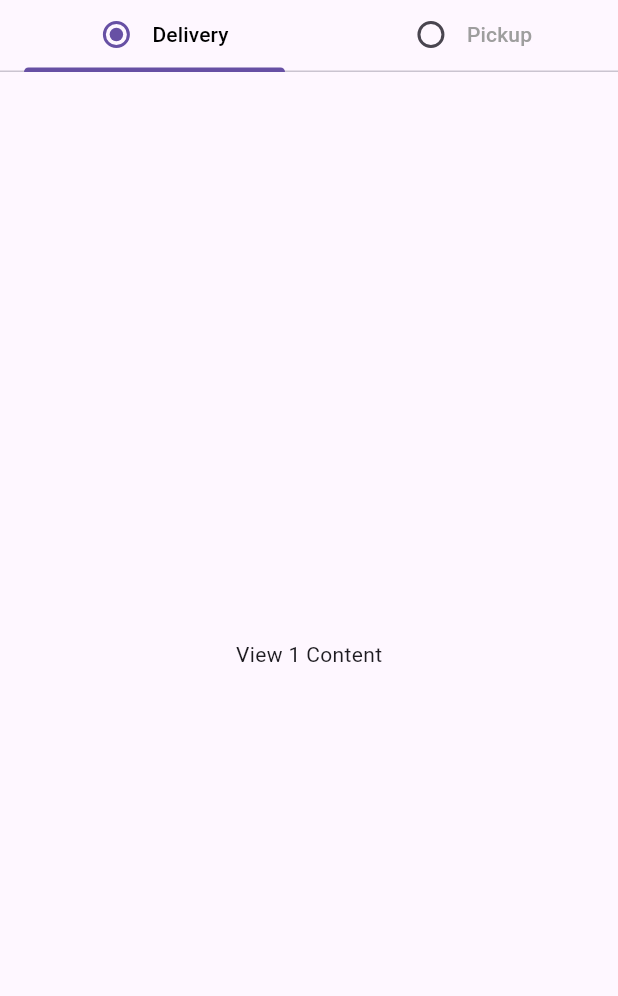
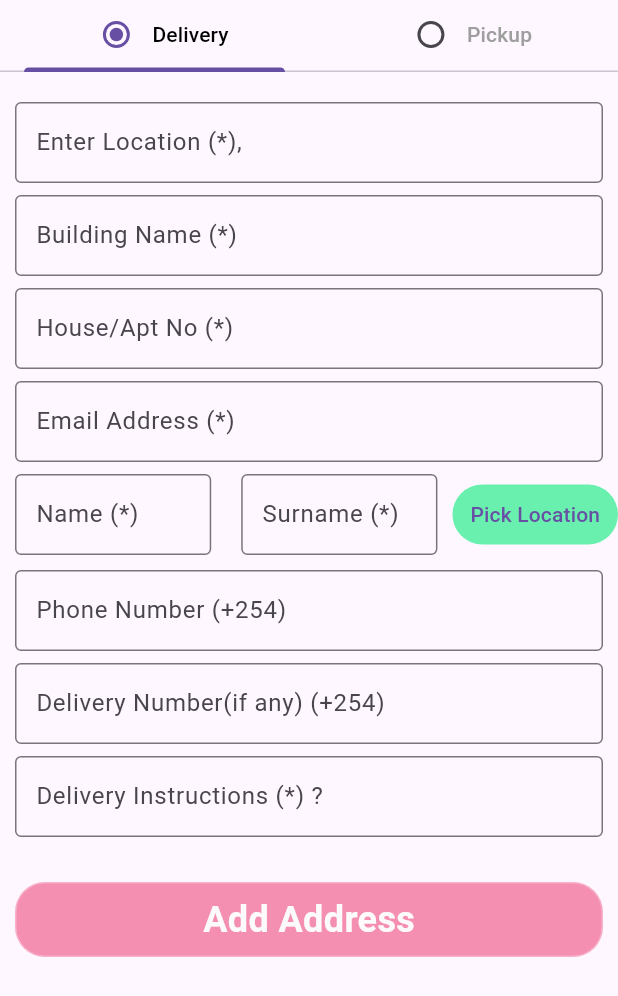
Before and after one commit to kennedyjulius/utibu_health_app, a Flutter app: the screen it shows after launch, on a phone screen of 412 x 824 dp. Shown: the top 996 px of the screen. Run offline on Flutter 3.47's test engine with Material 3 defaults, Android fonts, the light colour scheme and no system bars; our stand-ins replace carousel_slider, cloud_firestore, firebase_auth, firebase_core, flutter_easyloading, get and 5 more; accounts and stored records are empty.

Commit message:
almost done with the address screen

```diff
--- a/lib/commons/widgets/custom_button.dart
+++ b/lib/commons/widgets/custom_button.dart
@@ -9,13 +9,15 @@ class CustomButton extends StatelessWidget {
 
   @override
   Widget build(BuildContext context) {
-    return GestureDetector(
+    return Padding(
+      padding: const EdgeInsets.symmetric(horizontal: 10),
+      child: GestureDetector(
         onTap: ontap,
         child: Container(
           height: 50,
           width: 250,
           decoration: BoxDecoration(
-            color: Colors.purple,
+              color: Colors.pink.shade200,
               borderRadius: BorderRadius.circular(20),
               boxShadow: CustomboxShadow,
               border: Border.all(
@@ -30,6 +32,7 @@ class CustomButton extends StatelessWidget {
                 fontWeight: FontWeight.bold),
           )),
         ),
+      ),
     );
   }
 }
--- /dev/null
+++ b/lib/commons/widgets/custom_form.dart
@@ -0,0 +1,31 @@
+import 'package:flutter/material.dart';
+
+class CustomFormField extends StatefulWidget {
+  final String text1;
+  final String text2;
+  const CustomFormField({Key? key, required this.text1, required this.text2});
+
+  @override
+  State<CustomFormField> createState() => _CustomFormFieldState();
+}
+
+class _CustomFormFieldState extends State<CustomFormField> {
+  final TextEditingController _controller = TextEditingController();
+
+  @override
+  Widget build(BuildContext context) {
+    return Padding(
+      padding: const EdgeInsets.symmetric(horizontal: 10),
+      child: TextFormField(
+        controller: _controller,
+        decoration: InputDecoration(
+          border: const OutlineInputBorder(
+            borderSide: BorderSide(color: Colors.grey),
+          ),
+          contentPadding: const EdgeInsets.symmetric(horizontal: 10, vertical: 15),
+          hintText: '${widget.text1} ${widget.text2}', // Display text1 and text2 as hints
+        ),
+      ),
+    );
+  }
+}
--- a/lib/main.dart
+++ b/lib/main.dart
@@ -25,6 +25,7 @@
   @override
   Widget build(BuildContext context) {
     return MaterialApp(
+      debugShowCheckedModeBanner: false,
       title: 'Utibu Health App',
       theme: ThemeData(
         //colorScheme: ColorScheme.fromSeed(seedColor: Colors.deepPurple),
--- a/lib/screens/other_screens/address_screen.dart
+++ b/lib/screens/other_screens/address_screen.dart
@@ -1,14 +1,18 @@
+// ignore_for_file: prefer_const_constructors
+
 import 'package:flutter/material.dart';
+import 'package:flutter/widgets.dart';
+import 'package:utibu_health_app/commons/widgets/custom_button.dart';
+import 'package:utibu_health_app/commons/widgets/custom_form.dart';
 
 class AddressScreen extends StatefulWidget {
-  const AddressScreen({super.key});
+  const AddressScreen({Key? key});
 
   @override
   State<AddressScreen> createState() => _AddressScreenState();
 }
 
-class _AddressScreenState extends State<AddressScreen> with SingleTickerProviderStateMixin{
-
+class _AddressScreenState extends State<AddressScreen> with SingleTickerProviderStateMixin {
   late TabController _tabController;
 
   @override
@@ -20,10 +24,15 @@ class _AddressScreenState extends State<AddressScreen> with SingleTickerProvider
   @override
   Widget build(BuildContext context) {
     return Scaffold(
-      body: Column(
+      body: SafeArea(
+        child: Column(
           children: [
-                    TabBar(
+            SingleChildScrollView(
+              scrollDirection: Axis.vertical,
+              physics: NeverScrollableScrollPhysics(),
+              child: TabBar(
                 controller: _tabController,
+                isScrollable: false, // Disable horizontal scrolling
                 labelColor: Colors.black,
                 unselectedLabelColor: Colors.grey,
                 tabs: [
@@ -62,14 +71,133 @@ class _AddressScreenState extends State<AddressScreen> with SingleTickerProvider
                     ),
                   ),
                 ],
+                onTap: (index) {
+                  setState(() {
+                    _tabController.index = index;
+                  });
+                },
+              ),
             ),
             Expanded(
               child: TabBarView(
                 controller: _tabController,
                 children: [
                   // View 1
-                Center(
-                  child: Text('View 1 Content'),
+                     ListView(
+                    children: [
+                      SizedBox(height: 20,),
+                      CustomFormField(
+              text1: 'Enter Location',
+              text2: '(*),',
+            ),
+            SizedBox(
+              height: 8,
+            ),
+            CustomFormField(
+              text1: 'Building Name',
+              text2: '(*)',
+            ),
+            SizedBox(
+              height: 8,
+            ),
+            CustomFormField(
+              text1: 'House/Apt No',
+              text2: '(*)',
+            ),
+            SizedBox(
+              height: 8,
+            ),
+            CustomFormField(
+              text1: 'Email Address',
+              text2: '(*)',
+            ),
+            SizedBox(
+              height: 8,
+            ),
+            // CustomFormField(
+            //   text1: 'Delivery Instructions',
+            //   text2: '(*)',
+            // ),
+            // SizedBox(
+            //   height: 8,
+            // ),
+            // CustomFormField(
+            //   text1:
+            //       'Size of Land leased out to others for farming  activities',
+            //   text2: '(*)',
+            // ),
+            // SizedBox(
+            //   height: 8,
+            // ),
+            // CustomFormField(
+            //   text1: 'Size of Land lying completely idle',
+            //   text2: '(*)',
+            // ),
+            // SizedBox(
+            //   height: 8,
+            // ),
+            // Padding(
+            //   padding: const EdgeInsets.symmetric(horizontal: 12),
+            //   child: Text("Accuracy"),
+            // ),
+            // SizedBox(
+            //   height: 10,
+            // ),
+            Row(
+              children: [
+                Expanded(
+                  child: CustomFormField(
+                    text1: 'Name',
+                    text2: '(*)',
+                  ),
+                ),
+                Expanded(
+                  child: CustomFormField(
+                    text1: 'Surname',
+                    text2: '(*)',
+                  ),
+                ),
+
+                TextButton(
+                  style: ButtonStyle(
+                    backgroundColor: MaterialStatePropertyAll(Colors.greenAccent),
+                    animationDuration: Duration(milliseconds: 400),
+                    surfaceTintColor: MaterialStatePropertyAll(Colors.greenAccent),
+                  ),
+                  onPressed: () {
+
+                }, child: Text("Pick Location"))
+              ],
+            ),
+            SizedBox(height: 10,),
+            CustomFormField(
+              text1: 'Phone Number',
+              text2: '(+254)',
+            ),
+            SizedBox(
+              height: 8,
+            ),
+            CustomFormField(
+              text1: 'Delivery Number(if any)',
+              text2: '(+254)',
+            ),
+            const SizedBox(
+              height: 8,
+            ),
+            CustomFormField(
+              text1: 'Delivery Instructions',
+              text2: '(*) ?',
+            ),
+            SizedBox(
+              height: 30,
+            ),
+            CustomButton(
+              text: 'Add Address',
+              ontap: () {
+
+              },)
+                      // Other widgets for Tab 1 content
+                    ],
                   ),
                   // View 2
                   Center(
@@ -80,6 +208,7 @@ class _AddressScreenState extends State<AddressScreen> with SingleTickerProvider
             ),
           ],
         ),
+      ),
     );
   }
 }
```
Lines whose indentation alone changed are shown as unchanged.
